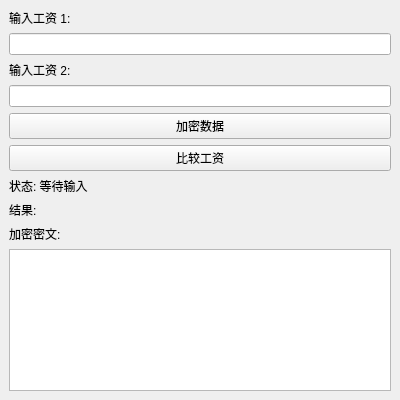
First picture: the form in mainwindow.ui, repository SteIasK/cpp-seal-works, before the edit.
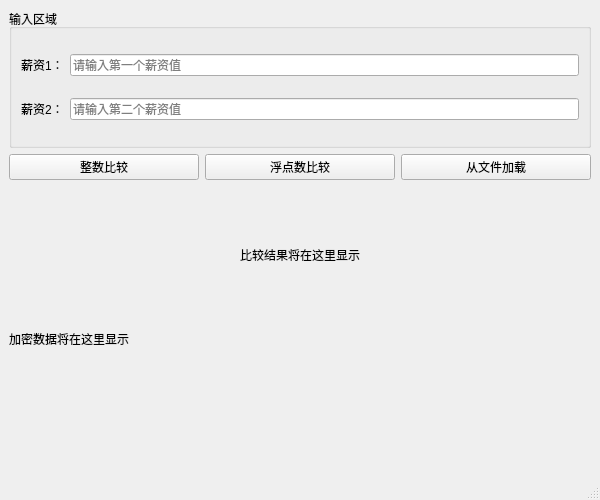
Second picture: the form after the edit.

The edit to the form file:
```diff
--- a/mainwindow.ui
+++ b/mainwindow.ui
@@ -6,8 +6,8 @@
    <rect>
     <x>0</x>
     <y>0</y>
-    <width>400</width>
-    <height>400</height>
+    <width>600</width>
+    <height>500</height>
    </rect>
   </property>
   <property name="windowTitle">
@@ -16,69 +16,93 @@
   <widget class="QWidget" name="centralwidget">
    <layout class="QVBoxLayout" name="verticalLayout">
     <item>
+     <widget class="QGroupBox" name="groupBox">
+      <property name="title">
+       <string>输入区域</string>
+      </property>
+      <layout class="QGridLayout" name="gridLayout">
+       <item row="0" column="0">
      <widget class="QLabel" name="label">
       <property name="text">
-       <string>输入工资 1:</string>
+          <string>薪资1：</string>
       </property>
      </widget>
     </item>
-    <item>
-     <widget class="QLineEdit" name="salary1Input"/>
-    </item>
-    <item>
+       <item row="0" column="1">
+        <widget class="QLineEdit" name="input1">
+         <property name="placeholderText">
+          <string>请输入第一个薪资值</string>
+         </property>
+        </widget>
+       </item>
+       <item row="1" column="0">
      <widget class="QLabel" name="label_2">
       <property name="text">
-       <string>输入工资 2:</string>
+          <string>薪资2：</string>
       </property>
      </widget>
     </item>
-    <item>
-     <widget class="QLineEdit" name="salary2Input"/>
-    </item>
-    <item>
-     <widget class="QPushButton" name="encryptButton">
-      <property name="text">
-       <string>加密数据</string>
+       <item row="1" column="1">
+        <widget class="QLineEdit" name="input2">
+         <property name="placeholderText">
+          <string>请输入第二个薪资值</string>
       </property>
      </widget>
     </item>
+      </layout>
+     </widget>
+    </item>
+    <item>
+     <layout class="QHBoxLayout" name="horizontalLayout">
     <item>
      <widget class="QPushButton" name="compareButton">
       <property name="text">
-       <string>比较工资</string>
+         <string>整数比较</string>
       </property>
      </widget>
     </item>
     <item>
-     <widget class="QLabel" name="statusLabel">
+       <widget class="QPushButton" name="compareFloatButton">
       <property name="text">
-       <string>状态: 等待输入</string>
-      </property>
-     </widget>
+         <string>浮点数比较</string>
+        </property>
+       </widget>
+      </item>
+      <item>
+       <widget class="QPushButton" name="loadFileButton">
+        <property name="text">
+         <string>从文件加载</string>
+        </property>
+       </widget>
+      </item>
+     </layout>
     </item>
     <item>
      <widget class="QLabel" name="resultLabel">
       <property name="text">
-       <string>结果: </string>
+       <string>比较结果将在这里显示</string>
+      </property>
+      <property name="alignment">
+       <set>Qt::AlignCenter</set>
       </property>
      </widget>
     </item>
     <item>
      <widget class="QLabel" name="ciphertextLabel">
       <property name="text">
-       <string>加密密文:</string>
+       <string>加密数据将在这里显示</string>
       </property>
-     </widget>
-    </item>
-    <item>
-     <widget class="QTextEdit" name="ciphertextOutput">
-      <property name="readOnly">
+      <property name="alignment">
+       <set>Qt::AlignLeft | Qt::AlignTop</set>
+      </property>
+      <property name="wordWrap">
        <bool>true</bool>
       </property>
      </widget>
     </item>
    </layout>
   </widget>
+  <widget class="QStatusBar" name="statusbar"/>
  </widget>
  <resources/>
  <connections/>
```
Left out of the diff: 9 changed lines with no effect on the pictures. Lines whose indentation alone changed are shown as unchanged.
